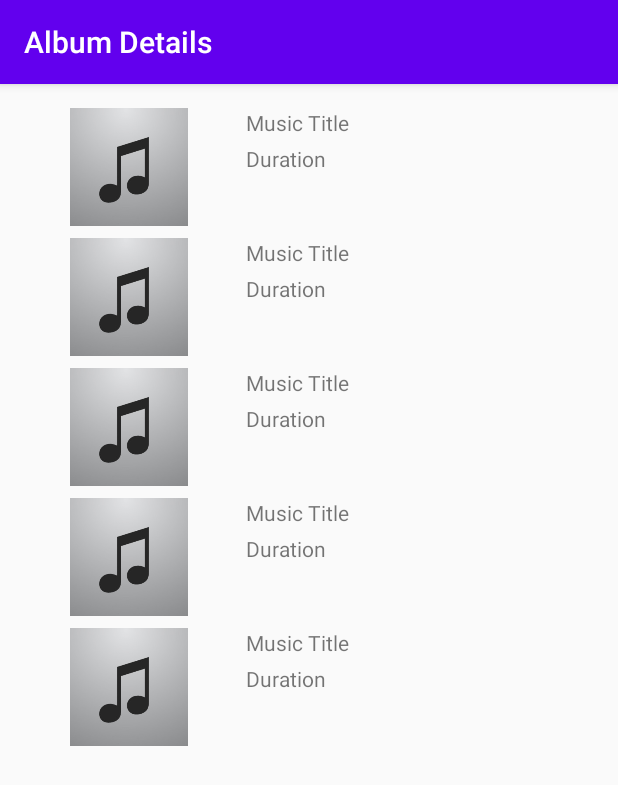
After one commit to YaniAless/MiniDeezer, an Android app: the AlbumDetailsActivity screen opened directly, with no data from a screen before it, on a phone screen of 412 x 824 dp. The commit adds this screen. Shown: the top 785 px of the screen. Run offline under Robolectric (Android 15) with nearby library versions, the phone set to English and light mode, and no system bars.

Commit message:
Starting the display of the album details OnClick

```diff
--- a/app/src/main/AndroidManifest.xml
+++ b/app/src/main/AndroidManifest.xml
@@ -18,6 +18,14 @@
                 <category android:name="android.intent.category.LAUNCHER" />
             </intent-filter>
         </activity>
+
+        <activity android:name=".AlbumDetailsActivity"
+            android:label="Album Details"
+            android:launchMode="singleTop">
+            <meta-data android:name="android.support.PARENT_ACTIVITY"
+                android:value=".MainActivity"/>
+        </activity>
+
     </application>
 
 </manifest>
--- /dev/null
+++ b/app/src/main/java/com/example/minideezer/AlbumDetailsActivity.kt
@@ -0,0 +1,46 @@
+package com.example.minideezer
+
+import android.os.Bundle
+import android.view.LayoutInflater
+import android.view.View
+import android.view.ViewGroup
+import androidx.appcompat.app.AppCompatActivity
+import androidx.recyclerview.widget.LinearLayoutManager
+import androidx.recyclerview.widget.RecyclerView
+import kotlinx.android.synthetic.main.activity_main.*
+
+class AlbumDetailsActivity : AppCompatActivity() {
+
+    override fun onCreate(savedInstanceState: Bundle?) {
+        super.onCreate(savedInstanceState)
+
+        setContentView(R.layout.activity_main)
+
+        recyclerView_main.layoutManager = LinearLayoutManager(this)
+        recyclerView_main.adapter = CourseDetailAdapter()
+    }
+
+    private class CourseDetailAdapter: RecyclerView.Adapter<CourseLessonViewHolder>() {
+
+        override fun getItemCount(): Int {
+            return 5
+        }
+
+        override fun onCreateViewHolder(parent: ViewGroup, viewType: Int): CourseLessonViewHolder {
+            val layoutInflater = LayoutInflater.from(parent.context)
+            val customView = layoutInflater.inflate(R.layout.details_row, parent, false)
+
+            return CourseLessonViewHolder(customView)
+        }
+
+        override fun onBindViewHolder(holder: CourseLessonViewHolder, position: Int) {
+
+        }
+
+    }
+
+    private class CourseLessonViewHolder(val customView: View): RecyclerView.ViewHolder(customView) {
+
+    }
+
+}
--- a/app/src/main/java/com/example/minideezer/MainAdapter.kt
+++ b/app/src/main/java/com/example/minideezer/MainAdapter.kt
@@ -1,5 +1,6 @@
 package com.example.minideezer
 
+import android.content.Intent
 import android.view.LayoutInflater
 import android.view.View
 import android.view.ViewGroup
@@ -44,4 +45,11 @@ class MainAdapter(private val homeFeed: HomeFeed): RecyclerView.Adapter<CustomVi
 
 class CustomViewHolder(val view: View): RecyclerView.ViewHolder(view) {
 
+    init {
+        view.setOnClickListener {
+            val intent = Intent(view.context, AlbumDetailsActivity::class.java)
+            view.context.startActivity(intent)
+        }
+    }
+
 }
--- /dev/null
+++ b/app/src/main/res/layout/details_row.xml
@@ -0,0 +1,41 @@
+<?xml version="1.0" encoding="utf-8"?>
+<androidx.constraintlayout.widget.ConstraintLayout xmlns:android="http://schemas.android.com/apk/res/android"
+    android:layout_width="match_parent"
+    android:layout_height="wrap_content"
+    xmlns:app="http://schemas.android.com/apk/res-auto">
+
+    <ImageView
+        android:id="@+id/imageView"
+        android:src="@drawable/default_album"
+        android:layout_width="140dp"
+        android:layout_height="0dp"
+        android:layout_marginStart="8dp"
+        android:layout_marginTop="8dp"
+        app:layout_constraintDimensionRatio="h,16:9"
+        app:layout_constraintStart_toStartOf="parent"
+        app:layout_constraintTop_toTopOf="parent"
+        app:srcCompat="@mipmap/ic_launcher" />
+
+    <TextView
+        android:id="@+id/textView"
+        android:layout_width="0dp"
+        android:layout_height="16dp"
+        android:layout_marginEnd="8dp"
+        android:layout_marginStart="8dp"
+        android:layout_marginTop="8dp"
+        android:text="Music Title"
+        app:layout_constraintEnd_toEndOf="parent"
+        app:layout_constraintStart_toEndOf="@+id/imageView"
+        app:layout_constraintTop_toTopOf="parent" />
+
+    <TextView
+        android:id="@+id/textView2"
+        android:layout_width="0dp"
+        android:layout_height="wrap_content"
+        android:layout_marginTop="8dp"
+        android:text="Duration"
+        app:layout_constraintEnd_toEndOf="@+id/textView"
+        app:layout_constraintStart_toStartOf="@+id/textView"
+        app:layout_constraintTop_toBottomOf="@+id/textView" />
+
+</androidx.constraintlayout.widget.ConstraintLayout>
```
